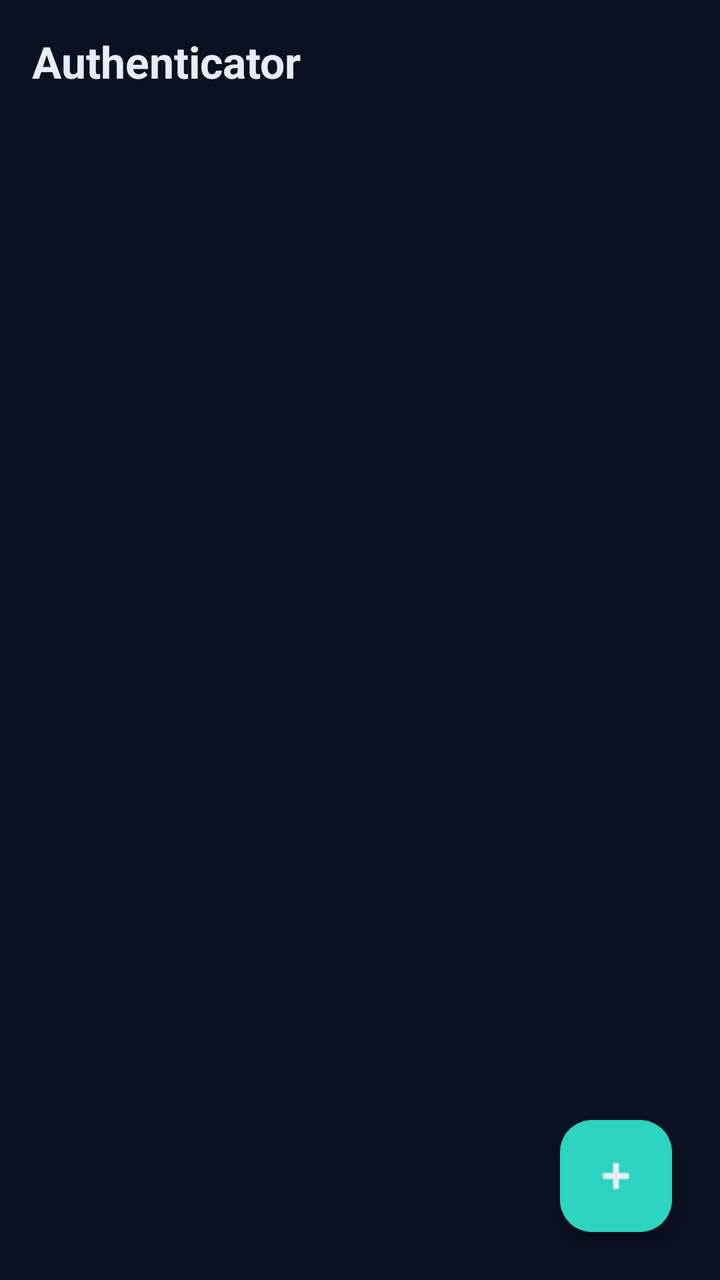
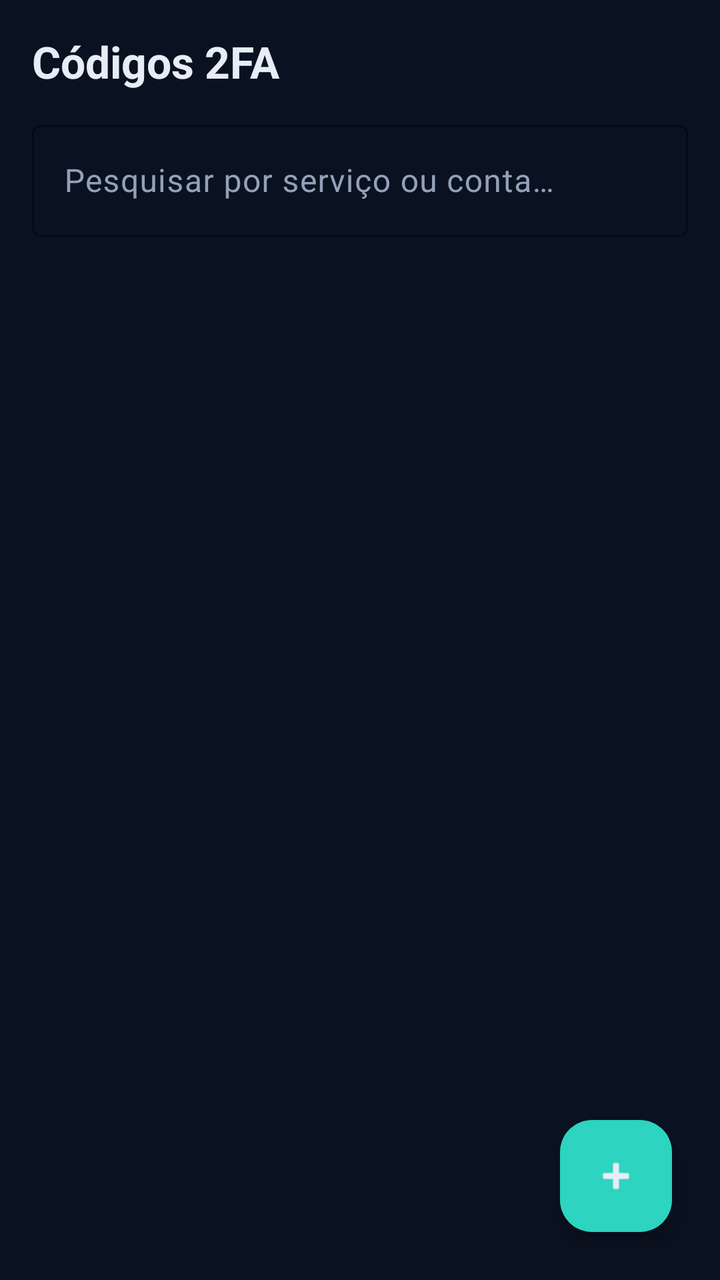

The first picture is an Android layout as it rendered before a commit; the second is the same layout after the commit. The layout source and the unified diff follow.
<!-- AndroidManifest.xml: application theme Theme.VaultKey -->
<!-- res/layout/fragment_authenticator_list.xml -->
<?xml version="1.0" encoding="utf-8"?>
<LinearLayout xmlns:android="http://schemas.android.com/apk/res/android"
    android:layout_width="match_parent"
    android:layout_height="match_parent"
    android:background="@color/vault_bg"
    android:orientation="vertical"
    android:padding="16dp">

    <TextView
        android:layout_width="wrap_content"
        android:layout_height="wrap_content"
        android:text="@string/auth_title"
        android:textColor="@color/vault_text"
        android:textSize="22sp"
        android:textStyle="bold" />

    <TextView
        android:id="@+id/tv_empty"
        android:layout_width="match_parent"
        android:layout_height="wrap_content"
        android:layout_marginTop="24dp"
        android:gravity="center"
        android:text="@string/auth_empty"
        android:textColor="@color/vault_text_muted"
        android:visibility="gone" />

    <androidx.recyclerview.widget.RecyclerView
        android:id="@+id/rv_accounts"
        android:layout_width="match_parent"
        android:layout_height="0dp"
        android:layout_marginTop="8dp"
        android:layout_weight="1" />

    <com.google.android.material.floatingactionbutton.FloatingActionButton
        android:id="@+id/fab_add"
        android:layout_width="wrap_content"
        android:layout_height="wrap_content"
        android:layout_gravity="end"
        android:layout_margin="8dp"
        android:backgroundTint="@color/vault_teal"
        android:contentDescription="@string/auth_new"
        android:src="@android:drawable/ic_input_add" />
</LinearLayout>
<!-- resources referenced by this layout -->
<resources>
  <color name="vault_bg">#0A1120</color>
  <color name="vault_teal">#2DD4BF</color>
  <color name="vault_text">#E6EDF7</color>
  <color name="vault_text_muted">#93A1B8</color>
  <string name="auth_empty">Sem contas 2FA. Adiciona via QR Code ou manualmente.</string>
  <string name="auth_new">Nova conta 2FA</string>
  <string name="auth_title">Authenticator</string>
  <style name="Theme.VaultKey" parent="Base.Theme.VaultKey" />
  <style name="Base.Theme.VaultKey" parent="Theme.Material3.Dark.NoActionBar">
          <item name="colorPrimary">@color/vault_teal</item>
          <item name="colorOnPrimary">#06231F</item>
          <item name="colorPrimaryContainer">@color/vault_teal_dark</item>
          <item name="colorOnPrimaryContainer">@color/vault_text</item>
          <item name="colorSecondary">@color/vault_blue</item>
          <item name="colorOnSecondary">@color/vault_text</item>
          <item name="android:colorBackground">@color/vault_bg</item>
          <item name="colorSurface">@color/vault_surface</item>
          <item name="colorOnSurface">@color/vault_text</item>
          <item name="colorSurfaceVariant">@color/vault_surface_variant</item>
          <item name="colorOnSurfaceVariant">@color/vault_text_muted</item>
          <item name="colorError">@color/vault_error</item>
      </style>
  <color name="vault_teal_dark">#0E7490</color>
  <color name="vault_blue">#3B82F6</color>
  <color name="vault_surface">#131C2E</color>
  <color name="vault_surface_variant">#1B2740</color>
  <color name="vault_error">#F87171</color>
</resources>

<!-- the commit's change to res/layout/fragment_authenticator_list.xml (unified diff, before → after) -->
@@ -13,6 +13,21 @@
         android:textColor="@color/vault_text"
         android:textSize="22sp"
         android:textStyle="bold" />
+
+    <com.google.android.material.textfield.TextInputLayout
+        style="@style/VaultKey.TextInput"
+        android:layout_width="match_parent"
+        android:layout_height="wrap_content"
+        android:layout_marginTop="12dp"
+        android:hint="@string/auth_search_hint">
+
+        <com.google.android.material.textfield.TextInputEditText
+            android:id="@+id/et_search"
+            android:layout_width="match_parent"
+            android:layout_height="wrap_content"
+            android:imeOptions="actionSearch"
+            android:inputType="text" />
+    </com.google.android.material.textfield.TextInputLayout>
 
     <TextView
         android:id="@+id/tv_empty"
<!-- resource entries referenced after the edit -->
@@ -4,9 +4,14 @@
   <color name="vault_teal">#2DD4BF</color>
   <color name="vault_text">#E6EDF7</color>
   <color name="vault_text_muted">#93A1B8</color>
-  <string name="auth_empty">Sem contas 2FA. Adiciona via QR Code ou manualmente.</string>
+  <string name="auth_empty">Ainda sem códigos 2FA. Adiciona uma conta por QR Code ou manualmente.</string>
   <string name="auth_new">Nova conta 2FA</string>
-  <string name="auth_title">Authenticator</string>
+  <string name="auth_search_hint">Pesquisar por serviço ou conta…</string>
+  <string name="auth_title">Códigos 2FA</string>
+  <style name="VaultKey.TextInput" parent="Widget.Material3.TextInputLayout.OutlinedBox">
+          <item name="boxStrokeColor">@color/vault_teal</item>
+          <item name="hintTextColor">@color/vault_text_muted</item>
+      </style>
   <style name="Theme.VaultKey" parent="Base.Theme.VaultKey" />
   <style name="Base.Theme.VaultKey" parent="Theme.Material3.Dark.NoActionBar">
           <item name="colorPrimary">@color/vault_teal</item>
